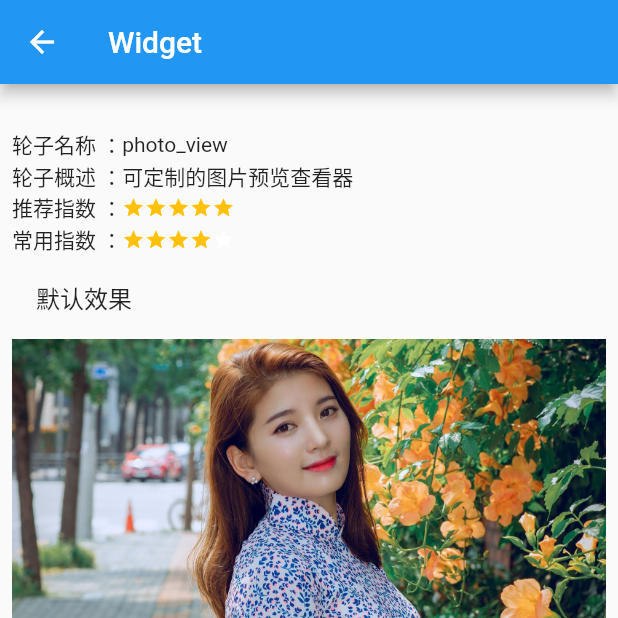
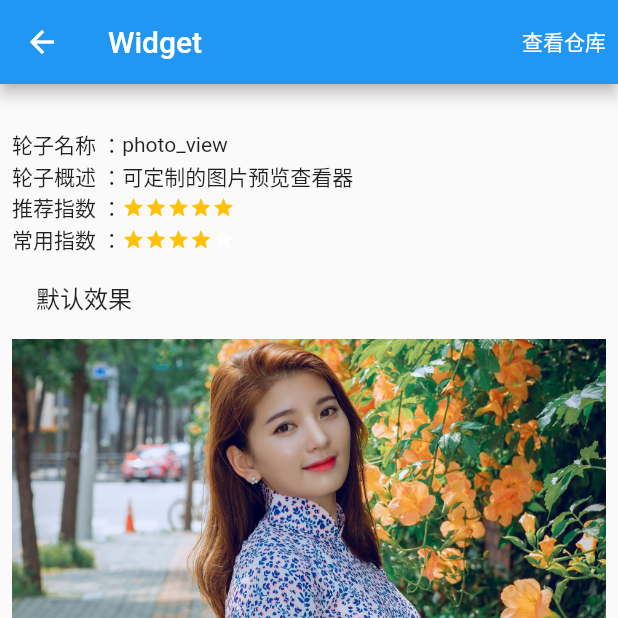
Before and after one commit to Phonix-L/flutter-wheel, a Flutter app: the PhotoViewDemo screen opened directly, on a phone screen of 412 x 824 dp, the top half of it. Run offline on Flutter 3.47's test engine with Material 2 defaults, Android fonts, the light colour scheme and no system bars; drawn by our look-alikes of flutter_rating_bar; our stand-ins replace flutter_swiper, photo_view, webview_flutter; missing offline and left inert: dart:ffi.

Commit message:
添加对应pub.dev webview

```diff
--- a/lib/data/demo_card_data.dart
+++ b/lib/data/demo_card_data.dart
@@ -4,10 +4,11 @@ import 'package:flutter_wheel/demo/photo_view_demo.dart';
 
 class DemoCardData {
   DemoCardData(
-      {this.title,
-      this.desc,
-      this.recommendRating,
-      this.useRating,
+      {this.title = '',
+      this.desc = '',
+      this.recommendRating = 0,
+      this.useRating = 0,
+      this.pubUrl = '',
       this.routePage});
 
   String title;
@@ -19,6 +20,9 @@ class DemoCardData {
   /// 常用指数
   double useRating;
 
+  /// 仓库地址
+  String pubUrl;
+
   Widget routePage;
 
   static Map<String, DemoCardData> values() {
@@ -28,6 +32,7 @@ class DemoCardData {
         desc: 'flutter最强大的siwiper, 多种布局方式，无限轮播，Android和IOS双端适配',
         recommendRating: 5.0,
         useRating: 5.0,
+        pubUrl: 'https://pub.flutter-io.cn/packages/flutter_swiper',
         routePage: FlutterSwiperDemo(),
       ),
       'photo_view': DemoCardData(
@@ -35,6 +40,7 @@ class DemoCardData {
         desc: '可定制的图片预览查看器',
         recommendRating: 5.0,
         useRating: 4.0,
+        pubUrl: 'https://pub.flutter-io.cn/packages/photo_view',
         routePage: PhotoViewDemo(),
       ),
     };
--- a/lib/demo/photo_view_demo.dart
+++ b/lib/demo/photo_view_demo.dart
@@ -1,7 +1,7 @@
 import 'package:flutter/material.dart';
 import 'package:flutter_rating_bar/flutter_rating_bar.dart';
-import 'package:flutter_swiper/flutter_swiper.dart';
 import 'package:flutter_wheel/data/demo_card_data.dart';
+import 'package:flutter_wheel/util/common.dart';
 import 'package:photo_view/photo_view.dart';
 import 'package:photo_view/photo_view_gallery.dart';
 
@@ -23,6 +23,8 @@ class _PhotoViewDemoState extends State<PhotoViewDemo>
     'assets/images/model_5.jpg',
   ];
 
+  final String wheelName = 'photo_view';
+
   @override
   void initState() {
     super.initState();
@@ -40,6 +42,9 @@ class _PhotoViewDemoState extends State<PhotoViewDemo>
     return Scaffold(
       appBar: AppBar(
         title: Text(widget.toStringShort()),
+      actions: <Widget>[
+					GoWeb(pluginName: wheelName)
+				]
       ),
       body: Container(
         padding: const EdgeInsets.symmetric(horizontal: 8.0, vertical: 10.0),
@@ -87,11 +92,11 @@ class _PhotoViewDemoState extends State<PhotoViewDemo>
 
   // 描述
   Widget desc() {
-    DemoCardData data = DemoCardData.values()['photo_view'];
+    DemoCardData data = DemoCardData.values()[wheelName];
         return Column(
       children: [
         Row(
-          children: [Text('轮子名称 ：'), Text('photo_view')],
+          children: [Text('轮子名称 ：'), Text(wheelName)],
         ),
         Row(
           crossAxisAlignment: CrossAxisAlignment.start,
--- /dev/null
+++ b/lib/util/common.dart
@@ -0,0 +1,111 @@
+import 'dart:io';
+
+import 'package:flutter/cupertino.dart';
+import 'package:flutter/material.dart';
+import 'package:flutter_wheel/data/demo_card_data.dart';
+import 'package:webview_flutter/webview_flutter.dart';
+
+class GoWeb extends StatelessWidget {
+  final String pluginName;
+  const GoWeb({Key key, @required this.pluginName}) : super(key: key);
+
+  @override
+  Widget build(BuildContext context) {
+    DemoCardData demo = DemoCardData.values()[pluginName];
+
+    return TextButton(
+      child: Text("查看仓库", style: TextStyle(color: Colors.white)),
+      onPressed: () {
+        Navigator.of(context).push(MaterialPageRoute(builder: (context) {
+          return WebViewPage(
+              title: pluginName,
+              url: demo.pubUrl,
+              );
+        }));
+      },
+    );
+  }
+}
+
+class WebViewPage extends StatefulWidget {
+  final String title;
+  final String url;
+
+  const WebViewPage({Key key, this.title = '',@required this.url}) : super(key: key);
+  @override
+  _WebViewPageState createState() => _WebViewPageState();
+}
+
+class _WebViewPageState extends State<WebViewPage> {
+  WebViewController _controller;
+
+  @override
+  void initState() {
+    super.initState();
+    if (Platform.isAndroid) WebView.platform = SurfaceAndroidWebView();
+  }
+
+  @override
+  Widget build(BuildContext context) {
+    return CupertinoPageScaffold(
+      navigationBar: CupertinoNavigationBar(
+        middle: Text("${widget.title}"),
+      ),
+      child: SafeArea(
+        child: WebView(
+          initialUrl: "${widget.url}",
+          //JS执行模式 是否允许JS执行
+          javascriptMode: JavascriptMode.unrestricted,
+          onWebViewCreated: (controller) {
+            _controller = controller;
+          },
+          // onPageFinished: (url) {
+          //   _controller.evaluateJavascript("document.title").then((result) {
+          //     setState(() {
+          //       _title = result;
+          //     });
+          //   });
+          // },
+          navigationDelegate: (NavigationRequest request) {
+            if (request.url.startsWith("myapp://")) {
+              print("即将打开 ${request.url}");
+
+              return NavigationDecision.prevent;
+            }
+            return NavigationDecision.navigate;
+          },
+          javascriptChannels: <JavascriptChannel>[
+            JavascriptChannel(
+                name: "share",
+                onMessageReceived: (JavascriptMessage message) {
+                  print("参数： ${message.message}");
+                }),
+          ].toSet(),
+        ),
+      ),
+    );
+  }
+}
+
+class FadeRoute extends PageRouteBuilder {
+  final Widget page;
+  FadeRoute({this.page})
+      : super(
+          pageBuilder: (
+            BuildContext context,
+            Animation<double> animation,
+            Animation<double> secondaryAnimation,
+          ) =>
+              page,
+          transitionsBuilder: (
+            BuildContext context,
+            Animation<double> animation,
+            Animation<double> secondaryAnimation,
+            Widget child,
+          ) =>
+              FadeTransition(
+            opacity: animation,
+            child: child,
+          ),
+        );
+}
--- a/pubspec.yaml
+++ b/pubspec.yaml
@@ -26,6 +26,8 @@ dependencies:
 
   # Use with the CupertinoIcons class for iOS style icons.
   cupertino_icons: ^1.0.2
+  # web
+  webview_flutter: ^2.0.4
   # 轮播图
   flutter_swiper: ^1.1.6
   # 图片预览查看器
```
Also changed, not shown: lib/demo/flutter_swiper_demo.dart (+6 -2 lines), pubspec.lock, 2 other files.
